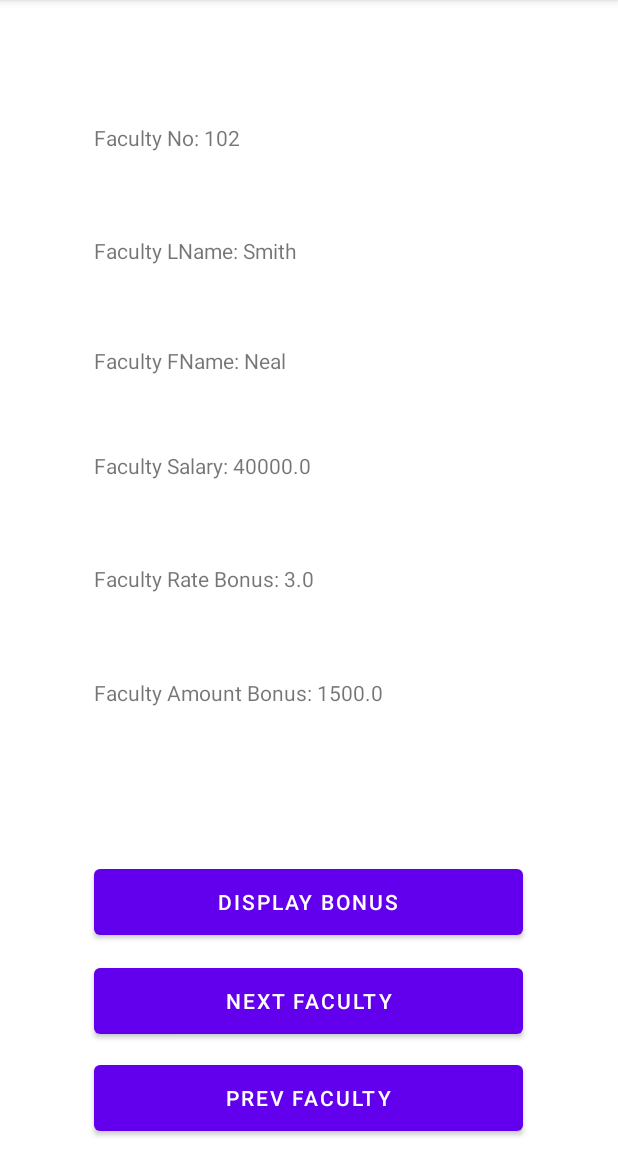
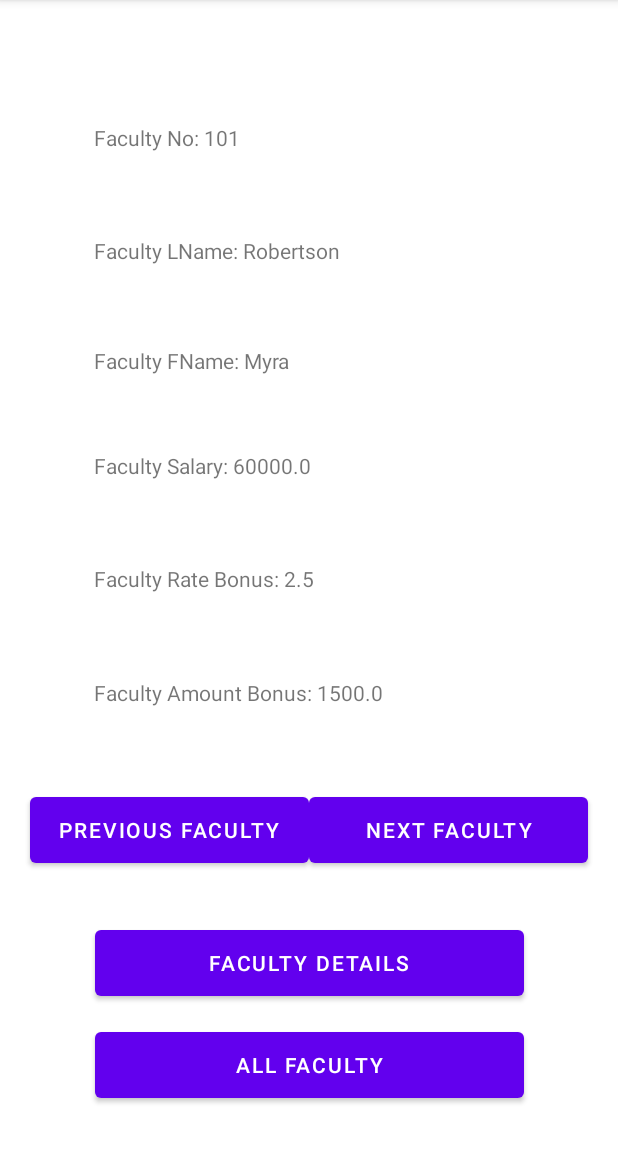
Before and after one commit to Karishma0407/VC-Mobile-Application, an Android app: the screen it shows after launch (MainActivity), after a tap on "NEXT FACULTY", on a phone screen of 412 x 824 dp, the part 84-1236 px from its top. Run offline under Robolectric (Android 15) with nearby library versions, the phone set to English and light mode, and no system bars; 1 other tap on this screen came first.

Commit message:
Implemented FacultyActivity using first approach

```diff
--- a/Lab3/FacultyProject/app/src/main/AndroidManifest.xml
+++ b/Lab3/FacultyProject/app/src/main/AndroidManifest.xml
@@ -14,6 +14,9 @@
         android:theme="@style/Theme.FacultyMobileProject"
         tools:targetApi="31">
         <activity
+            android:name=".FacultyActivity"
+            android:exported="false" />
+        <activity
             android:name=".MainActivity"
             android:exported="true">
             <intent-filter>
--- a/Lab3/FacultyProject/app/src/main/java/com/example/facultymobileproject/MainActivity.java
+++ b/Lab3/FacultyProject/app/src/main/java/com/example/facultymobileproject/MainActivity.java
@@ -2,7 +2,9 @@ package com.example.facultymobileproject;
 
 import androidx.appcompat.app.AppCompatActivity;
 
+import android.content.Intent;
 import android.os.Bundle;
+import android.util.Log;
 import android.view.View;
 import android.widget.Button;
 import android.widget.TextView;
@@ -16,14 +18,20 @@ public class MainActivity extends AppCompatActivity {
     private TextView salary_Text_View;
     private TextView bonus_Text_View;
     private TextView display_bonus_Text_View;
-    private Button display_bonus_button;
+    private Button faculty_details_button;
     private Button next_button;
-
     private Button prev_button;
 
     private int currentIndex = 0;
-    public static String TAG = "Faculty Project";
-    public static String KEY_INDEX = "index";
+    private static final String TAG = "Faculty Project";
+    private static final String KEY_INDEX = "index";
+
+    private static final String EXTRA_FACULTY_ID = "com.example.facultymobileproject.faculty_id";
+    private static final String EXTRA_FACULTY_FNAME = "com.example.facultymobileproject.faculty_fName";
+    private static final String EXTRA_FACULTY_LNAME = "com.example.facultymobileproject.faculty_fLame";
+    private static final String EXTRA_FACULTY_SALARY = "com.example.facultymobileproject.faculty_salary";
+    private static final String EXTRA_FACULTY_RATE_BONUS = "com.example.facultymobileproject.faculty_rate_bonus";
+    public Faculty[] all_records;
 
     @Override
     protected void onCreate(Bundle savedInstanceState) {
@@ -38,7 +46,7 @@ public class MainActivity extends AppCompatActivity {
         Faculty facultyRecord5 = new Faculty(105, "Denkan", "Anais", 95000.00, 5.00);
 
         //Data Structure: Array of Objects
-        Faculty[] all_records = new Faculty[]{facultyRecord1, facultyRecord2, facultyRecord3,
+        all_records = new Faculty[]{facultyRecord1, facultyRecord2, facultyRecord3,
                 facultyRecord4, facultyRecord5};
 
         if(savedInstanceState != null)
@@ -62,18 +70,42 @@ public class MainActivity extends AppCompatActivity {
         bonus_Text_View = (TextView) findViewById(R.id.faculty_bonus_text_view);
         bonus_Text_View.setText(String.valueOf("Faculty Rate Bonus: " + all_records[currentIndex].getBonus()));
 
-        //Get the view of display_bonus_button
-        display_bonus_button = (Button) findViewById(R.id.display_bonus_button);
-        display_bonus_button.setOnClickListener(new View.OnClickListener() {
+        //Get the view of faculty_details_button
+        faculty_details_button = (Button) findViewById(R.id.faculty_details_button);
+        faculty_details_button.setOnClickListener(new View.OnClickListener() {
             @Override
             public void onClick(View view) {
-                //Get the view of display_bonus_text_view
-                display_bonus_Text_View = (TextView) findViewById(R.id.display_bonus_text_view);
-                display_bonus_Text_View.setText("Faculty Amount Bonus: " +
-                        all_records[currentIndex].calculate_Bonus());
 
-                Toast.makeText(MainActivity.this, "Total Bonus: " +
-                        all_records[currentIndex].calculate_Bonus(), Toast.LENGTH_SHORT).show();
+                //Start new Activity FacultyActivity
+
+                //First Approach
+                //Need to create same EXTRA variables in MainActivity and FacultyActivity
+                Intent intent = new Intent(MainActivity.this, FacultyActivity.class);
+                int facultyId = all_records[currentIndex].getFaculty_id();
+                String facultyFName = all_records[currentIndex].getFaculty_FName();
+                String facultyLName = all_records[currentIndex].getFaculty_LName();
+                double facultySalary = all_records[currentIndex].getSalary();
+                double facultyRateBonus = all_records[currentIndex].getBonus();
+                intent.putExtra(EXTRA_FACULTY_ID, facultyId);
+                intent.putExtra(EXTRA_FACULTY_FNAME, facultyFName);
+                intent.putExtra(EXTRA_FACULTY_LNAME, facultyLName);
+                intent.putExtra(EXTRA_FACULTY_SALARY, facultySalary);
+                intent.putExtra(EXTRA_FACULTY_RATE_BONUS, facultyRateBonus);
+                startActivity(intent);
+/*
+
+                //Second Approach
+                //Need to create EXTRA variables only in FacultyActivity
+                int facultyId = all_records[currentIndex].getFaculty_id();
+                String facultyFName = all_records[currentIndex].getFaculty_FName();
+                String facultyLName = all_records[currentIndex].getFaculty_LName();
+                double facultySalary = all_records[currentIndex].getSalary();
+                double facultyRateBonus = all_records[currentIndex].getBonus();
+
+                Intent intent = FacultyActivity.newIntent(MainActivity.this,
+                        facultyId, facultyFName, facultyLName, facultySalary, facultyRateBonus);
+
+ */
             }
         });
 
@@ -88,6 +120,7 @@ public class MainActivity extends AppCompatActivity {
                 faculty_FName_Text_View.setText("Faculty FName: " + all_records[currentIndex].getFaculty_FName());
                 salary_Text_View.setText(String.valueOf("Faculty Salary: " + all_records[currentIndex].getSalary()));
                 bonus_Text_View.setText(String.valueOf("Faculty Rate Bonus: " + all_records[currentIndex].getBonus()));
+                displayBonus();
             }
         });
 
@@ -102,7 +135,67 @@ public class MainActivity extends AppCompatActivity {
                 faculty_FName_Text_View.setText("Faculty FName: " + all_records[currentIndex].getFaculty_FName());
                 salary_Text_View.setText(String.valueOf("Faculty Salary: " + all_records[currentIndex].getSalary()));
                 bonus_Text_View.setText(String.valueOf("Faculty Rate Bonus: " + all_records[currentIndex].getBonus()));
+                displayBonus();
             }
         });
     } //end of onCreate()
+
+    //Methods to display total bonus
+    public void displayBonus(){
+        //Get the view of display_bonus_text_view
+        display_bonus_Text_View = (TextView) findViewById(R.id.display_bonus_text_view);
+        display_bonus_Text_View.setText("Faculty Amount Bonus: " +
+                all_records[currentIndex].calculate_Bonus());
+
+        Toast.makeText(MainActivity.this, "Total Bonus: " +
+                all_records[currentIndex].calculate_Bonus(), Toast.LENGTH_SHORT).show();
+    }
+
+    @Override
+    public void onStart(){
+
+        super.onStart();
+        Log.d(TAG,"onStart"); //Debug purpose
+
+    }
+
+    @Override
+    public void onPause(){
+
+        super.onPause();
+        Log.d(TAG,"onPause"); //Debug purpose
+
+    }
+
+    @Override
+    public void onResume(){
+
+        super.onResume();
+        Log.d(TAG,"onResume"); //Debug purpose
+
+    }
+
+    @Override
+    public void onStop(){
+
+        super.onStop();
+        Log.d(TAG,"onStop"); //Debug purpose
+
+    }
+
+    @Override
+    public void onDestroy(){
+
+        super.onDestroy();
+        Log.d(TAG,"onDestroy"); //Debug purpose
+
+    }
+
+    @Override
+    public void onSaveInstanceState(Bundle savedInstanceState){
+
+        super.onSaveInstanceState(savedInstanceState);
+        Log.d(TAG,"onSaveInstanceState is called"); //Debug purpose
+        savedInstanceState.putInt(KEY_INDEX, currentIndex); //store transient data currentIndex
+    }
 }
--- a/Lab3/FacultyProject/app/src/main/res/layout-land/activity_main.xml
+++ b/Lab3/FacultyProject/app/src/main/res/layout-land/activity_main.xml
@@ -5,7 +5,7 @@
 
     <LinearLayout
         android:layout_width="match_parent"
-        android:layout_height="228dp"
+        android:layout_height="166dp"
         android:orientation="vertical">
 
         <TextView
@@ -30,9 +30,10 @@
             android:layout_gravity="left|center_horizontal"
             android:text="@string/faculty_FName_text_view" />
     </LinearLayout>
+
     <LinearLayout
         android:layout_width="match_parent"
-        android:layout_height="226dp"
+        android:layout_height="166dp"
         android:orientation="vertical">
     <TextView
         android:id="@+id/faculty_salary_text_view"
@@ -59,35 +60,49 @@
         android:layout_gravity="right|center_horizontal"
        />
     </LinearLayout>
+
     <LinearLayout
-        android:layout_width="568dp"
-        android:layout_height="161dp"
-        android:layout_gravity="bottom|center_horizontal"
-        android:orientation="horizontal">
+        android:layout_width="600dp"
+        android:layout_height="60dp"
+        android:orientation="horizontal"
+        android:layout_marginTop="156dp"
+        android:layout_gravity="center_horizontal">
+
+        <Button
+            android:id="@+id/prev_button"
+            android:layout_width="300dp"
+            android:layout_height="56dp"
+            android:text="@string/prev_button"
+            android:layout_gravity="center_horizontal"/>
 
         <Button
             android:id="@+id/next_button"
-            android:layout_width="286dp"
+            android:layout_width="300dp"
             android:layout_height="56dp"
-            android:text="@string/next_button" />
-
-        <Button
-            android:id="@+id/prev_button"
-            android:layout_width="286dp"
-            android:layout_height="56dp"
-            android:text="@string/prev_button" />
+            android:text="@string/next_button"
+            android:layout_gravity="center_horizontal"/>
     </LinearLayout>
-
-    <Button
-        android:id="@+id/display_bonus_button"
-        android:layout_width="286dp"
-        android:layout_height="56dp"
-        android:text="@string/display_bonus_button"
-        android:layout_gravity="bottom|center_horizontal"
-        />
 
     <LinearLayout
         android:layout_width="match_parent"
-        android:layout_height="226dp"
-        android:orientation="vertical"></LinearLayout>
+        android:layout_height="120dp"
+        android:layout_gravity="bottom|center_horizontal"
+        android:orientation="vertical">
+
+        <Button
+            android:id="@+id/faculty_details_button"
+            android:layout_width="286dp"
+            android:layout_height="56dp"
+            android:layout_gravity="center_horizontal"
+            android:text="@string/faculty_details_button"
+            android:layout_marginTop="12dp"/>
+
+        <Button
+            android:id="@+id/all_faculty_button"
+            android:layout_width="286dp"
+            android:layout_height="56dp"
+            android:layout_gravity="center_horizontal"
+            android:text="@string/all_faculty_button" />
+    </LinearLayout>
+
 </FrameLayout>
--- a/Lab3/FacultyProject/app/src/main/res/layout/activity_main.xml
+++ b/Lab3/FacultyProject/app/src/main/res/layout/activity_main.xml
@@ -75,37 +75,70 @@
         app:layout_constraintTop_toBottomOf="@+id/faculty_bonus_text_view"
         app:layout_constraintVertical_bias="0.099" />
 
+    <LinearLayout
+        android:id="@+id/linearLayout"
+        android:layout_width="409dp"
+        android:layout_height="64dp"
+        android:layout_marginStart="2dp"
+        android:layout_marginEnd="2dp"
+        android:gravity="center_horizontal"
+        android:orientation="horizontal"
+        app:layout_constraintBottom_toBottomOf="parent"
+        app:layout_constraintEnd_toEndOf="parent"
+        app:layout_constraintStart_toStartOf="parent"
+        app:layout_constraintTop_toBottomOf="@+id/display_bonus_text_view"
+        app:layout_constraintVertical_bias="0.132">
+
         <Button
-        android:id="@+id/display_bonus_button"
-        android:layout_width="286dp"
+            android:id="@+id/prev_button"
+            android:layout_width="186dp"
             android:layout_height="56dp"
-        android:text="@string/display_bonus_button"
-        app:layout_constraintBottom_toBottomOf="parent"
-        app:layout_constraintEnd_toEndOf="@+id/display_bonus_text_view"
-        app:layout_constraintStart_toStartOf="@+id/display_bonus_text_view"
-        app:layout_constraintTop_toBottomOf="@+id/display_bonus_text_view"
-        app:layout_constraintVertical_bias="0.351" />
+            android:text="@string/prev_button" />
 
         <Button
             android:id="@+id/next_button"
+            android:layout_width="186dp"
+            android:layout_height="56dp"
+            android:text="@string/next_button" />
+
+    </LinearLayout>
+
+    <LinearLayout
+        android:layout_width="406dp"
+        android:layout_height="173dp"
+        android:layout_marginStart="2dp"
+        android:layout_marginTop="2dp"
+        android:layout_marginEnd="2dp"
+        android:layout_marginBottom="2dp"
+        android:gravity="center_horizontal"
+        android:orientation="vertical"
+        app:layout_constraintBottom_toBottomOf="parent"
+        app:layout_constraintEnd_toEndOf="parent"
+        app:layout_constraintStart_toStartOf="parent"
+        app:layout_constraintTop_toBottomOf="@+id/linearLayout">
+
+        <Button
+            android:id="@+id/faculty_details_button"
             android:layout_width="286dp"
             android:layout_height="56dp"
-        android:text="@string/next_button"
+            android:layout_marginTop="22dp"
+            android:text="@string/faculty_details_button"
             app:layout_constraintBottom_toBottomOf="parent"
-        app:layout_constraintEnd_toEndOf="@+id/display_bonus_button"
-        app:layout_constraintHorizontal_bias="0.0"
-        app:layout_constraintStart_toStartOf="@+id/display_bonus_button"
-        app:layout_constraintTop_toBottomOf="@+id/display_bonus_button"
-        app:layout_constraintVertical_bias="0.12" />
+            app:layout_constraintTop_toBottomOf="@+id/linearLayout"
+            app:layout_constraintVertical_bias="0.178"
+            tools:layout_editor_absoluteX="62dp" />
 
         <Button
-        android:id="@+id/prev_button"
+            android:id="@+id/all_faculty_button"
             android:layout_width="286dp"
             android:layout_height="56dp"
-        android:text="@string/prev_button"
+            android:layout_marginTop="12dp"
+            android:text="@string/all_faculty_button"
             app:layout_constraintBottom_toBottomOf="parent"
-        app:layout_constraintEnd_toEndOf="@+id/next_button"
-        app:layout_constraintStart_toStartOf="@+id/next_button"
-        app:layout_constraintTop_toBottomOf="@+id/next_button" />
+            app:layout_constraintEnd_toEndOf="@+id/faculty_details_button"
+            app:layout_constraintStart_toStartOf="@+id/faculty_details_button"
+            app:layout_constraintTop_toBottomOf="@+id/faculty_details_button" />
+
+    </LinearLayout>
 
 </androidx.constraintlayout.widget.ConstraintLayout>
--- a/Lab3/FacultyProject/app/src/main/res/values/strings.xml
+++ b/Lab3/FacultyProject/app/src/main/res/values/strings.xml
@@ -1,12 +1,29 @@
 <resources>
     <string name="app_name">FacultyMobileProject</string>
+<!--    MainActivity-->
     <string name="faculty_id_text_view">Faculty Id:</string>
     <string name="faculty_LName_text_view">Faculty LName:</string>
     <string name="faculty_FName_text_view">Faculty FName:</string>
     <string name="faculty_salary_text_view">Faculty Salary:</string>
     <string name="faculty_bonus_text_view">Faculty Bonus:</string>
     <string name="display_bonus_text_view"></string>
-    <string name="display_bonus_button">Display Bonus</string>
     <string name="next_button">Next Faculty</string>
-    <string name="prev_button">Prev Faculty</string>
+    <string name="prev_button">Previous Faculty</string>
+    <string name="faculty_details_button">Faculty Details</string>
+    <string name="all_faculty_button">All Faculty</string>
+
+<!--    FacultyActivity-->
+    <string name="faculty_id_label_text_view">Faculty Id</string>
+    <string name="faculty_id_edit_text"></string>
+    <string name="faculty_fName_label_text_view">Faculty FName</string>
+    <string name="faculty_fName_edit_text"></string>
+    <string name="faculty_lName_label_text_view">Faculty LName</string>
+    <string name="faculty_lName_edit_text"></string>
+    <string name="faculty_salary_label_text_view">Faculty Salary</string>
+    <string name="faculty_salary_edit_text"></string>
+    <string name="faculty_rate_bonus_label_text_view">Faculty Rate Bonus</string>
+    <string name="faculty_rate_bonus_edit_text"></string>
+    <string name="faculty_amount_bonus_label_text_view">Faculty Amount Bonus</string>
+    <string name="faculty_amount_bonus_text_view"></string>
+    <string name="update_display_button">Update Faculty/Display Bonus</string>
 </resources>
```
Also changed, not shown: Lab3/FacultyProject/app/src/main/java/com/example/facultymobileproject/FacultyActivity.java (added, +77 -0 lines), Lab3/FacultyProject/app/src/main/res/layout/activity_faculty.xml (added, +178 -0 lines). Lines whose indentation alone changed are shown as unchanged.
